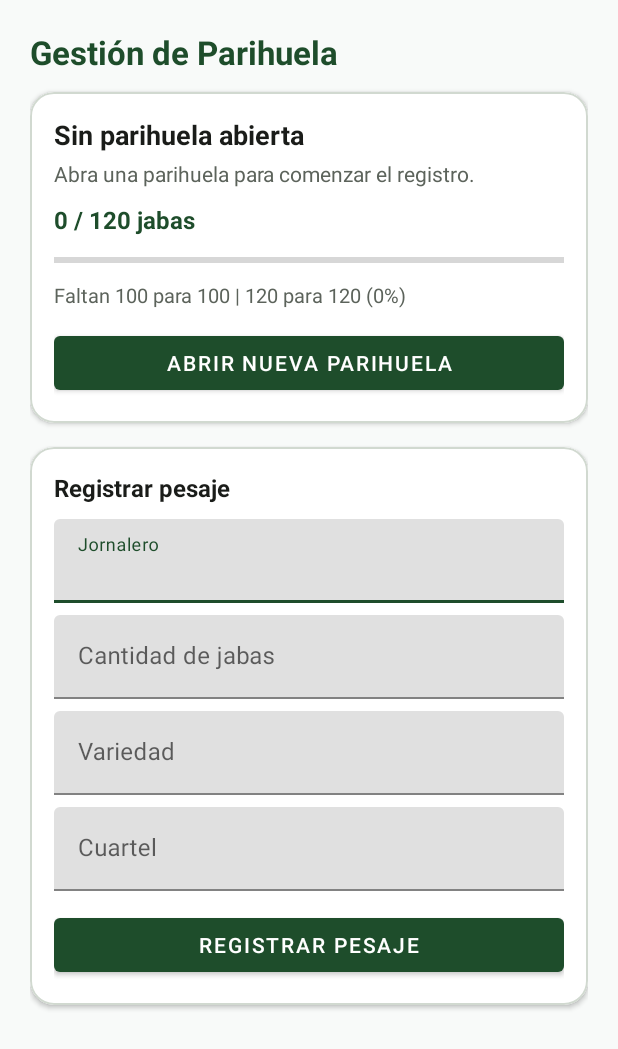
After one commit to Jhordy-Salirrosas/Agrovalle-cosecha-android, an Android app: the ParihuelaActivity screen opened directly, with no data from a screen before it, on a phone screen of 412 x 824 dp. The commit adds this screen. Shown: the top 1049 px of the screen. Run offline under Robolectric (Android 15) with nearby library versions, the phone set to English and light mode, and no system bars; our stand-ins replace Room's generated code.

Commit message:
feat(sprint-2): add MIGRATION_1_2 and main Parihuela screen

```diff
--- a/app/src/main/AndroidManifest.xml
+++ b/app/src/main/AndroidManifest.xml
@@ -66,6 +66,12 @@
             android:name=".view.ConfirmacionActivity"
             android:exported="false" />
 
+        <!-- 9. Gestión de Parihuela (Sprint 2) -->
+        <activity
+            android:name=".view.ParihuelaActivity"
+            android:exported="false"
+            android:windowSoftInputMode="adjustResize" />
+
     </application>
 
 </manifest>
--- a/app/src/main/java/com/agrovalle/cosecha/view/MenuActivity.kt
+++ b/app/src/main/java/com/agrovalle/cosecha/view/MenuActivity.kt
@@ -63,6 +63,11 @@ class MenuActivity : AppCompatActivity() {
             startActivity(Intent(this, CalibrarTaraActivity::class.java))
         }
 
+        // Sprint 2: Gestión de Parihuela
+        binding.btnParihuela.setOnClickListener {
+            startActivity(Intent(this, ParihuelaActivity::class.java))
+        }
+
         // Cerrar turno -> vuelve a Login limpiando la pila
         binding.btnCerrarTurno.setOnClickListener {
             SesionTurno.cerrar()
--- /dev/null
+++ b/app/src/main/java/com/agrovalle/cosecha/view/ParihuelaActivity.kt
@@ -0,0 +1,160 @@
+package com.agrovalle.cosecha.view
+
+import android.os.Bundle
+import android.view.View
+import android.widget.EditText
+import android.widget.LinearLayout
+import androidx.activity.viewModels
+import androidx.appcompat.app.AlertDialog
+import androidx.appcompat.app.AppCompatActivity
+import androidx.core.content.ContextCompat
+import androidx.lifecycle.Lifecycle
+import androidx.lifecycle.lifecycleScope
+import androidx.lifecycle.repeatOnLifecycle
+import com.agrovalle.cosecha.R
+import com.agrovalle.cosecha.databinding.ActivityParihuelaBinding
+import com.agrovalle.cosecha.viewmodel.ParihuelaUiState
+import com.agrovalle.cosecha.viewmodel.ParihuelaViewModel
+import kotlinx.coroutines.launch
+
+/**
+ * Pantalla principal de gestión de parihuela (Sprint 2).
+ */
+class ParihuelaActivity : AppCompatActivity() {
+
+    private lateinit var binding: ActivityParihuelaBinding
+    private val viewModel: ParihuelaViewModel by viewModels()
+
+    override fun onCreate(savedInstanceState: Bundle?) {
+        super.onCreate(savedInstanceState)
+        binding = ActivityParihuelaBinding.inflate(layoutInflater)
+        setContentView(binding.root)
+
+        configurarEventos()
+        observarEstado()
+    }
+
+    private fun configurarEventos() {
+        binding.btnAbrirParihuela.setOnClickListener {
+            mostrarDialogoAbrirParihuela()
+        }
+
+        binding.btnSelladoAnticipado.setOnClickListener {
+            mostrarDialogoSelladoAnticipado()
+        }
+
+        binding.btnRegistrarPesajeParihuela.setOnClickListener {
+            val jornalero = binding.etJornalero.text?.toString().orEmpty()
+            val cantidad = binding.etCantidadJabas.text?.toString()?.toIntOrNull() ?: 0
+            val variedad = binding.etVariedadPesaje.text?.toString().orEmpty()
+            val cuartel = binding.etCuartelPesaje.text?.toString().orEmpty()
+
+            viewModel.registrarPesaje(
+                jornalero = jornalero,
+                cantidadJabas = cantidad,
+                variedad = variedad,
+                cuartel = cuartel
+            )
+        }
+    }
+
+    private fun observarEstado() {
+        lifecycleScope.launch {
+            repeatOnLifecycle(Lifecycle.State.STARTED) {
+                viewModel.uiState.collect { state ->
+                    renderizar(state)
+                }
+            }
+        }
+    }
+
+    private fun renderizar(state: ParihuelaUiState) {
+        val abierta = state.parihuelaAbierta
+        val avance = state.avance
+
+        if (abierta == null) {
+            binding.tvCodigoParihuela.text = "Sin parihuela abierta"
+            binding.tvDetalleParihuela.text = "Abra una parihuela para comenzar el registro."
+            binding.tvConteoJabas.text = "0 / 120 jabas"
+            binding.progressParihuela.progress = 0
+            binding.tvFaltantes.text = "Faltan 100 para 100 | 120 para 120 (0%)"
+            binding.btnAbrirParihuela.visibility = View.VISIBLE
+            binding.btnSelladoAnticipado.visibility = View.GONE
+        } else {
+            binding.tvCodigoParihuela.text = "Parihuela: ${abierta.codigo}"
+            binding.tvDetalleParihuela.text = "Variedad: ${abierta.variedad} • Cuartel: ${abierta.cuartel}"
+            val jabas = avance?.jabasActuales ?: abierta.conteoJabas
+            val f100 = avance?.faltanPara100 ?: (100 - jabas).coerceAtLeast(0)
+            val f120 = avance?.faltanPara120 ?: (120 - jabas).coerceAtLeast(0)
+            val pct = avance?.porcentajeHacia120 ?: ((jabas * 100) / 120).coerceIn(0, 100)
+            binding.tvConteoJabas.text = "$jabas / 120 jabas"
+            binding.progressParihuela.progress = pct
+            binding.tvFaltantes.text = "Faltan $f100 para 100 | $f120 para 120 ($pct%)"
+            binding.btnAbrirParihuela.visibility = View.GONE
+            binding.btnSelladoAnticipado.visibility = View.VISIBLE
+        }
+
+        if (state.mensaje != null) {
+            binding.tvMensajeEstado.visibility = View.VISIBLE
+            binding.tvMensajeEstado.text = state.mensaje
+            val colorRes = if (state.esError) android.R.color.holo_red_dark else R.color.verde_agricola
+            binding.tvMensajeEstado.setTextColor(ContextCompat.getColor(this, colorRes))
+        } else {
+            binding.tvMensajeEstado.visibility = View.GONE
+        }
+    }
+
+    private fun mostrarDialogoAbrirParihuela() {
+        val layout = LinearLayout(this).apply {
+            orientation = LinearLayout.VERTICAL
+            setPadding(48, 24, 48, 8)
+        }
+        val etVariedad = EditText(this).apply { hint = "Variedad (ej. Biloxi)" }
+        val etCuartel = EditText(this).apply { hint = "Cuartel (ej. Cuartel 01)" }
+        layout.addView(etVariedad)
+        layout.addView(etCuartel)
+
+        AlertDialog.Builder(this)
+            .setTitle("Abrir nueva parihuela")
+            .setView(layout)
+            .setPositiveButton("Abrir") { _, _ ->
+                val v = etVariedad.text.toString().ifBlank { "Biloxi" }
+                val c = etCuartel.text.toString().ifBlank { "Cuartel 01" }
+                viewModel.abrirNuevaParihuela(v, c)
+            }
+            .setNegativeButton("Cancelar", null)
+            .show()
+    }
+
+    private fun mostrarDialogoSelladoAnticipado() {
+        val etMotivo = EditText(this).apply {
+            hint = "Motivo obligatorio del sellado anticipado"
+        }
+        val container = LinearLayout(this).apply {
+            orientation = LinearLayout.VERTICAL
+            setPadding(48, 24, 48, 8)
+            addView(etMotivo)
+        }
+
+        val dialog = AlertDialog.Builder(this)
+            .setTitle("Confirmar sellado anticipado")
+            .setMessage("Ingrese el motivo para sellar la parihuela antes de las 120 jabas.")
+            .setView(container)
+            .setPositiveButton("Confirmar", null)
+            .setNegativeButton("Cancelar", null)
+            .create()
+
+        dialog.setOnShowListener {
+            dialog.getButton(AlertDialog.BUTTON_POSITIVE).setOnClickListener {
+                val motivo = etMotivo.text.toString().trim()
+                if (motivo.isEmpty()) {
+                    etMotivo.error = "El motivo es obligatorio"
+                } else {
+                    viewModel.sellarAnticipadamente(motivo)
+                    dialog.dismiss()
+                }
+            }
+        }
+        dialog.show()
+    }
+}
--- /dev/null
+++ b/app/src/main/java/com/agrovalle/cosecha/viewmodel/ParihuelaViewModel.kt
@@ -0,0 +1,146 @@
+package com.agrovalle.cosecha.viewmodel
+
+import android.app.Application
+import androidx.lifecycle.AndroidViewModel
+import androidx.lifecycle.viewModelScope
+import com.agrovalle.cosecha.data.local.AgroValleDatabase
+import com.agrovalle.cosecha.data.local.entity.EstadoParihuela
+import com.agrovalle.cosecha.data.local.entity.ParihuelaEntity
+import com.agrovalle.cosecha.data.repository.AvanceParihuela
+import com.agrovalle.cosecha.data.repository.ParihuelaRepository
+import com.agrovalle.cosecha.data.repository.ResultadoPesaje
+import kotlinx.coroutines.flow.MutableStateFlow
+import kotlinx.coroutines.flow.StateFlow
+import kotlinx.coroutines.flow.asStateFlow
+import kotlinx.coroutines.flow.combine
+import kotlinx.coroutines.flow.update
+import kotlinx.coroutines.launch
+
+data class ParihuelaUiState(
+    val parihuelaAbierta: ParihuelaEntity? = null,
+    val avance: AvanceParihuela? = null,
+    val mensaje: String? = null,
+    val esError: Boolean = false
+)
+
+/**
+ * ViewModel para la pantalla principal de gestión de parihuela (Sprint 2).
+ * Consume únicamente [ParihuelaRepository].
+ */
+class ParihuelaViewModel(application: Application) : AndroidViewModel(application) {
+
+    private val repository: ParihuelaRepository by lazy {
+        val db = AgroValleDatabase.getInstance(application)
+        ParihuelaRepository(
+            parihuelaDao = db.parihuelaDao(),
+            bitacoraDao = db.bitacoraDao(),
+            incidenciaDao = db.incidenciaDao(),
+            pesajeDao = db.pesajeDao()
+        )
+    }
+
+    private val _uiState = MutableStateFlow(ParihuelaUiState())
+    val uiState: StateFlow<ParihuelaUiState> = _uiState.asStateFlow()
+
+    init {
+        val db = AgroValleDatabase.getInstance(application)
+        viewModelScope.launch {
+            combine(
+                db.parihuelaDao().observeByEstado(EstadoParihuela.ABIERTA),
+                repository.observarAvanceParihuelaAbierta()
+            ) { abiertas, avance ->
+                abiertas.firstOrNull() to avance
+            }.collect { (abierta, avance) ->
+                _uiState.update {
+                    it.copy(
+                        parihuelaAbierta = abierta,
+                        avance = avance
+                    )
+                }
+            }
+        }
+    }
+
+    fun abrirNuevaParihuela(variedad: String, cuartel: String) {
+        viewModelScope.launch {
+            val nueva = repository.abrirNuevaParihuela(variedad.trim(), cuartel.trim())
+            _uiState.update {
+                it.copy(
+                    mensaje = "Parihuela ${nueva.codigo} abierta (${nueva.variedad} - ${nueva.cuartel})",
+                    esError = false
+                )
+            }
+        }
+    }
+
+    fun registrarPesaje(
+        jornalero: String,
+        cantidadJabas: Int,
+        variedad: String,
+        cuartel: String
+    ) {
+        viewModelScope.launch {
+            try {
+                when (
+                    val res = repository.registrarPesaje(
+                        jornalero = jornalero,
+                        cantidadJabas = cantidadJabas,
+                        variedad = variedad,
+                        cuartel = cuartel
+                    )
+                ) {
+                    is ResultadoPesaje.SinParihuelaAbierta -> {
+                        _uiState.update {
+                            it.copy(
+                                mensaje = "No hay ninguna parihuela abierta. Abra una antes de registrar.",
+                                esError = true
+                            )
+                        }
+                    }
+
+                    is ResultadoPesaje.RechazadoPorMezcla -> {
+                        _uiState.update {
+                            it.copy(
+                                mensaje = "Registro rechazado (${res.incidencia.tipo}): ${res.incidencia.detalle}. Se registró la incidencia.",
+                                esError = true
+                            )
+                        }
+                    }
+
+                    is ResultadoPesaje.Registrado -> {
+                        val msg = if (res.resultadoJabas.selladaPorLimite) {
+                            val nueva = res.resultadoJabas.nuevaParihuela?.codigo ?: ""
+                            "Parihuela ${res.resultadoJabas.parihuela.codigo} sellada al llegar a 120 jabas. Se abrió automáticamente $nueva."
+                        } else {
+                            "Pesaje registrado: +${res.pesaje.cantidadJabas} jabas para ${res.pesaje.jornalero}."
+                        }
+                        _uiState.update { it.copy(mensaje = msg, esError = false) }
+                    }
+                }
+            } catch (e: Exception) {
+                _uiState.update {
+                    it.copy(mensaje = e.message ?: "Error al registrar pesaje", esError = true)
+                }
+            }
+        }
+    }
+
+    fun sellarAnticipadamente(motivo: String) {
+        val abierta = _uiState.value.parihuelaAbierta ?: return
+        viewModelScope.launch {
+            try {
+                val sellada = repository.sellarAnticipadamente(abierta.id, motivo)
+                _uiState.update {
+                    it.copy(
+                        mensaje = "Parihuela ${sellada.codigo} sellada anticipadamente.",
+                        esError = false
+                    )
+                }
+            } catch (e: Exception) {
+                _uiState.update {
+                    it.copy(mensaje = e.message ?: "Error al sellar anticipadamente", esError = true)
+                }
+            }
+        }
+    }
+}
--- /dev/null
+++ b/app/src/main/res/layout/activity_parihuela.xml
@@ -0,0 +1,204 @@
+<?xml version="1.0" encoding="utf-8"?>
+<ScrollView xmlns:android="http://schemas.android.com/apk/res/android"
+    xmlns:app="http://schemas.android.com/apk/res-auto"
+    android:layout_width="match_parent"
+    android:layout_height="match_parent"
+    android:background="@color/fondo_app"
+    android:fillViewport="true">
+
+    <LinearLayout
+        android:layout_width="match_parent"
+        android:layout_height="wrap_content"
+        android:orientation="vertical"
+        android:padding="20dp">
+
+        <TextView
+            android:layout_width="wrap_content"
+            android:layout_height="wrap_content"
+            android:text="Gestión de Parihuela"
+            android:textColor="@color/verde_agricola"
+            android:textSize="22sp"
+            android:textStyle="bold" />
+
+        <!-- Mensaje de estado / alerta -->
+        <TextView
+            android:id="@+id/tvMensajeEstado"
+            android:layout_width="match_parent"
+            android:layout_height="wrap_content"
+            android:layout_marginTop="12dp"
+            android:background="@color/surface"
+            android:padding="12dp"
+            android:textColor="@color/text_primary"
+            android:textSize="14sp"
+            android:visibility="gone" />
+
+        <!-- Tarjeta de parihuela abierta -->
+        <com.google.android.material.card.MaterialCardView
+            android:id="@+id/cardParihuelaAbierta"
+            android:layout_width="match_parent"
+            android:layout_height="wrap_content"
+            android:layout_marginTop="12dp"
+            app:cardBackgroundColor="@color/surface"
+            app:cardCornerRadius="16dp"
+            app:cardElevation="2dp"
+            app:strokeColor="@color/card_border"
+            app:strokeWidth="1dp">
+
+            <LinearLayout
+                android:layout_width="match_parent"
+                android:layout_height="wrap_content"
+                android:orientation="vertical"
+                android:padding="16dp">
+
+                <TextView
+                    android:id="@+id/tvCodigoParihuela"
+                    android:layout_width="wrap_content"
+                    android:layout_height="wrap_content"
+                    android:text="Sin parihuela abierta"
+                    android:textColor="@color/text_primary"
+                    android:textSize="18sp"
+                    android:textStyle="bold" />
+
+                <TextView
+                    android:id="@+id/tvDetalleParihuela"
+                    android:layout_width="wrap_content"
+                    android:layout_height="wrap_content"
+                    android:layout_marginTop="4dp"
+                    android:text="Abra una parihuela para comenzar el registro."
+                    android:textColor="@color/text_secondary"
+                    android:textSize="14sp" />
+
+                <TextView
+                    android:id="@+id/tvConteoJabas"
+                    android:layout_width="wrap_content"
+                    android:layout_height="wrap_content"
+                    android:layout_marginTop="10dp"
+                    android:text="0 / 120 jabas"
+                    android:textColor="@color/verde_agricola"
+                    android:textSize="16sp"
+                    android:textStyle="bold" />
+
+                <ProgressBar
+                    android:id="@+id/progressParihuela"
+                    style="?android:attr/progressBarStyleHorizontal"
+                    android:layout_width="match_parent"
+                    android:layout_height="wrap_content"
+                    android:layout_marginTop="8dp"
+                    android:max="100"
+                    android:progress="0" />
+
+                <TextView
+                    android:id="@+id/tvFaltantes"
+                    android:layout_width="wrap_content"
+                    android:layout_height="wrap_content"
+                    android:layout_marginTop="6dp"
+                    android:text="Faltan 100 para 100 | 120 para 120 (0%)"
+                    android:textColor="@color/text_secondary"
+                    android:textSize="13sp" />
+
+                <com.google.android.material.button.MaterialButton
+                    android:id="@+id/btnAbrirParihuela"
+                    android:layout_width="match_parent"
+                    android:layout_height="wrap_content"
+                    android:layout_marginTop="12dp"
+                    android:text="Abrir nueva parihuela" />
+
+                <com.google.android.material.button.MaterialButton
+                    android:id="@+id/btnSelladoAnticipado"
+                    style="@style/Widget.Material3.Button.OutlinedButton"
+                    android:layout_width="match_parent"
+                    android:layout_height="wrap_content"
+                    android:layout_marginTop="8dp"
+                    android:text="Sellado anticipado"
+                    android:visibility="gone" />
+            </LinearLayout>
+        </com.google.android.material.card.MaterialCardView>
+
+        <!-- Formulario de registro de pesaje -->
+        <com.google.android.material.card.MaterialCardView
+            android:id="@+id/cardFormularioPesaje"
+            android:layout_width="match_parent"
+            android:layout_height="wrap_content"
+            android:layout_marginTop="16dp"
+            app:cardBackgroundColor="@color/surface"
+            app:cardCornerRadius="16dp"
+            app:cardElevation="2dp"
+            app:strokeColor="@color/card_border"
+            app:strokeWidth="1dp">
+
+            <LinearLayout
+                android:layout_width="match_parent"
+                android:layout_height="wrap_content"
+                android:orientation="vertical"
+                android:padding="16dp">
+
+                <TextView
+                    android:layout_width="wrap_content"
+                    android:layout_height="wrap_content"
+                    android:text="Registrar pesaje"
+                    android:textColor="@color/text_primary"
+                    android:textSize="16sp"
+                    android:textStyle="bold" />
+
+                <com.google.android.material.textfield.TextInputLayout
+                    android:layout_width="match_parent"
+                    android:layout_height="wrap_content"
+                    android:layout_marginTop="10dp"
+                    android:hint="Jornalero">
+
+                    <com.google.android.material.textfield.TextInputEditText
+                        android:id="@+id/etJornalero"
+                        android:layout_width="match_parent"
+                        android:layout_height="wrap_content"
+                        android:inputType="textPersonName" />
+                </com.google.android.material.textfield.TextInputLayout>
+
+                <com.google.android.material.textfield.TextInputLayout
+                    android:layout_width="match_parent"
+                    android:layout_height="wrap_content"
+                    android:layout_marginTop="8dp"
+                    android:hint="Cantidad de jabas">
+
+                    <com.google.android.material.textfield.TextInputEditText
+                        android:id="@+id/etCantidadJabas"
+                        android:layout_width="match_parent"
+                        android:layout_height="wrap_content"
+                        android:inputType="number" />
+                </com.google.android.material.textfield.TextInputLayout>
+
+                <com.google.android.material.textfield.TextInputLayout
+                    android:layout_width="match_parent"
+                    android:layout_height="wrap_content"
+                    android:layout_marginTop="8dp"
+                    android:hint="Variedad">
+
+                    <com.google.android.material.textfield.TextInputEditText
+                        android:id="@+id/etVariedadPesaje"
+                        android:layout_width="match_parent"
+                        android:layout_height="wrap_content"
+                        android:inputType="text" />
+                </com.google.android.material.textfield.TextInputLayout>
+
+                <com.google.android.material.textfield.TextInputLayout
+                    android:layout_width="match_parent"
+                    android:layout_height="wrap_content"
+                    android:layout_marginTop="8dp"
+                    android:hint="Cuartel">
+
+                    <com.google.android.material.textfield.TextInputEditText
+                        android:id="@+id/etCuartelPesaje"
+                        android:layout_width="match_parent"
+                        android:layout_height="wrap_content"
+                        android:inputType="text" />
+                </com.google.android.material.textfield.TextInputLayout>
+
+                <com.google.android.material.button.MaterialButton
+                    android:id="@+id/btnRegistrarPesajeParihuela"
+                    android:layout_width="match_parent"
+                    android:layout_height="wrap_content"
+                    android:layout_marginTop="12dp"
+                    android:text="Registrar pesaje" />
+            </LinearLayout>
+        </com.google.android.material.card.MaterialCardView>
+    </LinearLayout>
+</ScrollView>
```
Also changed, not shown: app/src/main/java/com/agrovalle/cosecha/data/local/AgroValleDatabase.kt (+29 -1 lines), app/src/main/res/layout/activity_menu.xml (+15 -0 lines).
